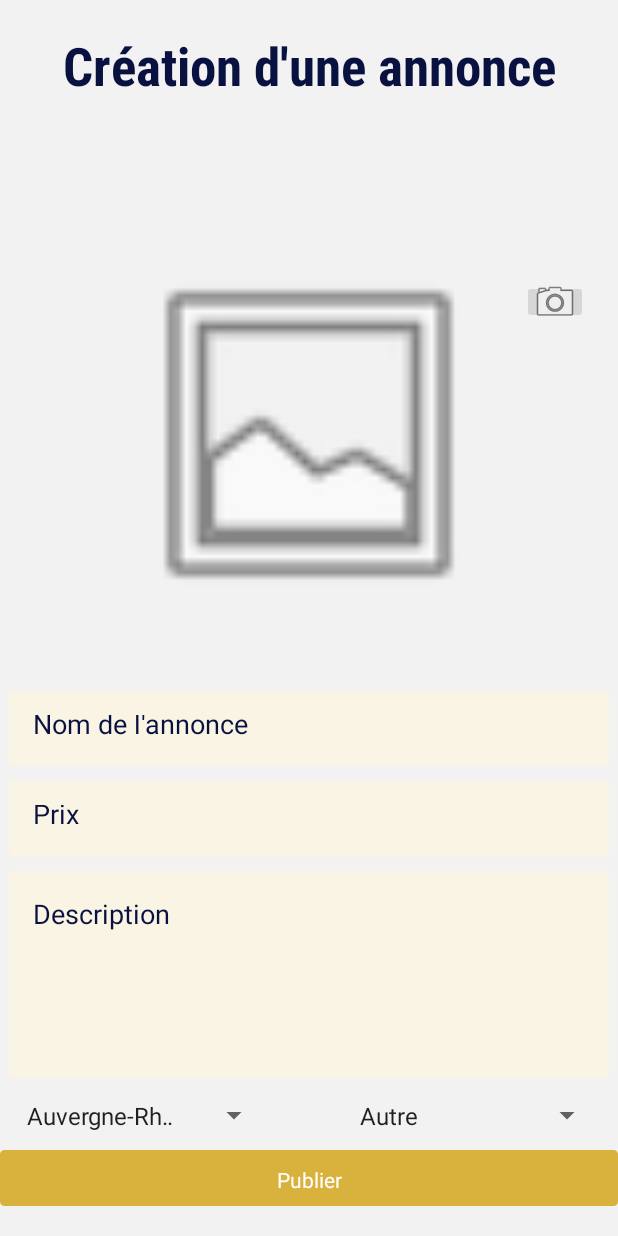
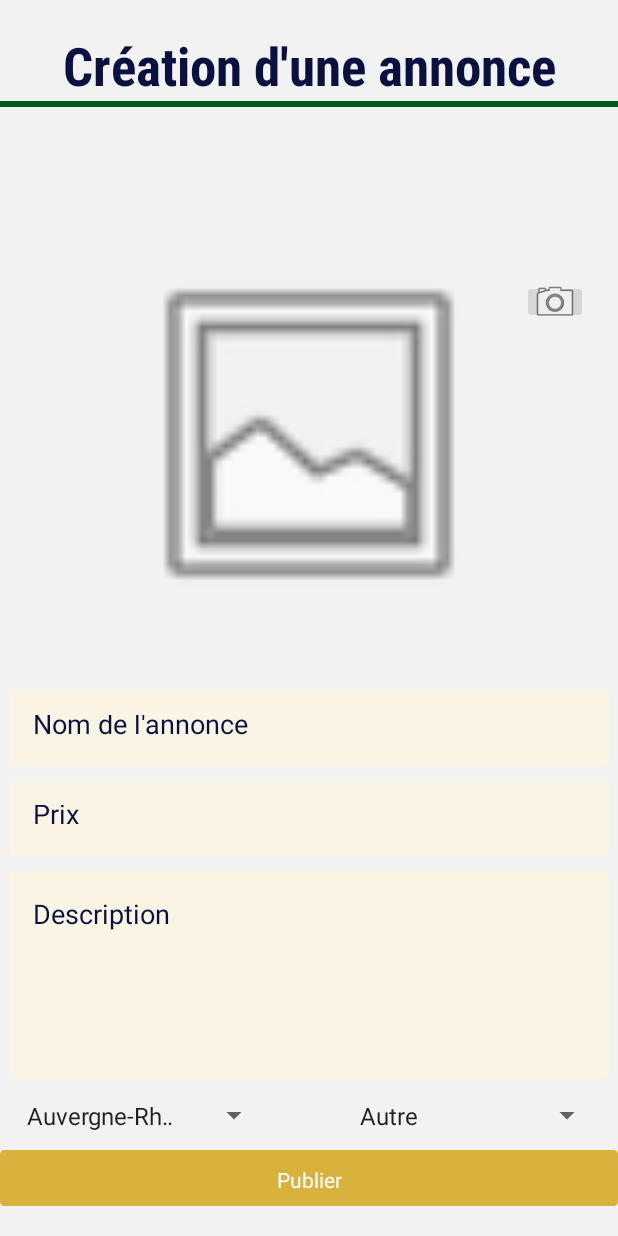
Before and after one commit to Adrali/PetitesAnnonces, an Android app: the AjoutAnnonce screen opened directly, with no data from a screen before it, on a phone screen of 412 x 824 dp. Run offline under Robolectric (Android 15) with nearby library versions, the phone set to English and light mode, and no system bars.

Commit message:
Changement Layout + commentaires
- Ajouts commentaires sur la BDD
- Changement layout

```diff
--- a/app/src/main/java/com/example/petitesannonces/Chat.java
+++ b/app/src/main/java/com/example/petitesannonces/Chat.java
@@ -43,8 +43,8 @@ public class Chat extends AppCompatActivity {
         ((ImageButton)findViewById(R.id.imgBtn_actualiser)).setOnClickListener(new View.OnClickListener(){
             @Override
             public void onClick(View v) {
-                dest = Database.getInstance().getUser(id_dest);
                 lMessages = Database.getInstance().obtenirMessage(id_user,id_dest);
+                recyclerView.setAdapter(new ItemMessageAdapter(lMessages,dest.getName(),R.layout.item_mini_chat));
             }
         });
 
@@ -52,6 +52,7 @@ public class Chat extends AppCompatActivity {
             @Override
             public void onClick(View v) {
                 String message = ((EditText)findViewById(R.id.et_envoi_message)).getText().toString().trim();
+
                 if(!message.equals("") ){
                     if(Database.getInstance().isConnected()){
                         if(Database.getInstance().envoyerMessage(id_user,id_dest,message)) {
--- a/app/src/main/res/layout/activity_ajout_annonce.xml
+++ b/app/src/main/res/layout/activity_ajout_annonce.xml
@@ -17,6 +17,15 @@
         android:gravity="center"
         android:text="@string/cr_ation_d_une_annonce"
         app:layout_constraintTop_toTopOf="parent" />
+
+    <View
+        android:id="@+id/view6"
+        android:layout_width="match_parent"
+        android:layout_height="4dp"
+        android:layout_weight="1"
+        android:background="@color/vertCanard"
+        app:layout_constraintTop_toBottomOf="@+id/textView3"
+        tools:layout_editor_absoluteX="-5dp" />
 
     <ImageView
         android:id="@+id/img_annonce"
--- a/app/src/main/res/layout/item_mini_annonce.xml
+++ b/app/src/main/res/layout/item_mini_annonce.xml
@@ -19,6 +19,7 @@
 
         <TextView
             android:id="@+id/nom_item_annonce"
+            style="@style/textMain"
             android:layout_width="190dp"
             android:layout_height="match_parent"
             android:gravity="center_vertical"
@@ -26,6 +27,7 @@
 
         <TextView
             android:id="@+id/prix_item_annonce"
+            style="@style/textMain"
             android:layout_width="109dp"
             android:layout_height="match_parent"
             android:gravity="center_vertical"
```
Also changed, not shown: app/src/main/java/com/example/petitesannonces/Database.java (+23 -11 lines), app/src/main/res/layout/activity_chat.xml (+10 -0 lines), app/src/main/res/layout/activity_liste__annonces.xml (+9 -0 lines), app/src/main/res/layout/activity_liste_annonces_favorites.xml (+9 -0 lines), app/src/main/res/layout/activity_liste_chat.xml (+9 -0 lines), app/src/main/res/layout/activity_liste_mes_annonces.xml (+9 -0 lines), app/src/main/res/layout/activity_menu.xml (+9 -1 lines).
